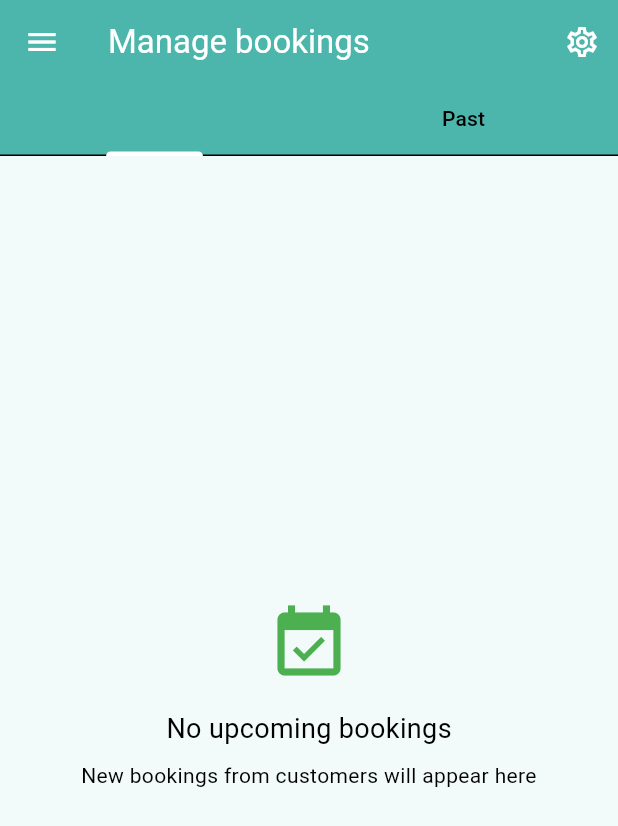
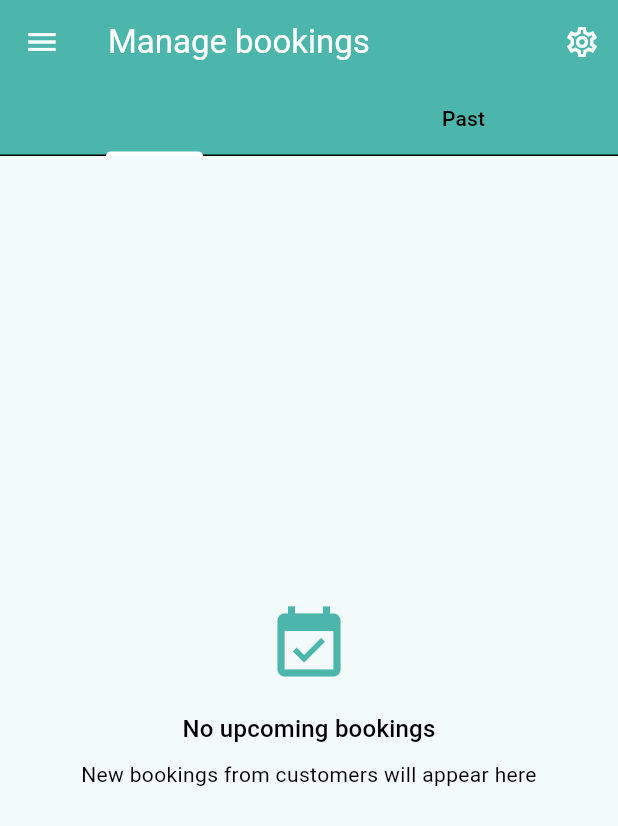
Before and after one commit to Zsolt-85/restorahub, a Flutter app: the ProfessionalBookingManagementPage screen opened by its route, on a phone screen of 412 x 824 dp. Shown: the top 826 px of the screen. Run offline on Flutter 3.47's test engine with Material 3 defaults, Android fonts, the phone set to English and light mode, and no system bars; our stand-ins replace cloud_firestore, firebase_auth, firebase_core, flutter_local_notifications, share_plus, shared_preferences and 1 more; missing offline and left inert: add_2_calendar; accounts and stored records are empty.

Commit message:
docs & refactor: update README progress tracker and finalize TD-011 / TD-004 implementation

```diff
--- a/lib/main.dart
+++ b/lib/main.dart
@@ -8,6 +8,7 @@ import 'repositories/user_repository.dart';
 import 'repositories/notification_repository.dart';
 import 'repositories/firestore_payment_repository.dart';
 import 'repositories/payment_repository.dart';
+import 'utils/app_logger.dart';
 import 'helpers/notification_schedule_helper.dart';
 import 'helpers/route_guard_helper.dart';
 import 'constants/routes.dart';
@@ -55,7 +56,7 @@ Future<void> main() async {
   await appointmentProvider.loadAppointments();
 
   if (appointmentProvider.error != null) {
-    debugPrint('Warning: initial appointments load failed: ${appointmentProvider.error}');
+    AppLogger.warning('Initial appointments load failed: ${appointmentProvider.error}');
   }
 
   final hasSession = await authProvider.restoreSession();
--- a/lib/pages/professional_booking_management_page.dart
+++ b/lib/pages/professional_booking_management_page.dart
@@ -5,8 +5,10 @@ import '../helpers/appointment_actions.dart';
 import '../models/appointment.dart';
 import '../providers/appointment_provider.dart';
 import '../providers/auth_provider.dart';
+import '../widgets/app_loading_indicator.dart';
 import '../widgets/appointment_card.dart';
 import '../widgets/app_drawer.dart';
+import '../widgets/empty_state_widget.dart';
 import 'settings_page.dart';
 
 class ProfessionalBookingManagementPage extends StatefulWidget {
@@ -91,7 +93,7 @@ class _ProfessionalBookingManagementPageState
 
   Widget _buildUpcoming(BuildContext context, AppointmentProvider apptProvider) {
     if (apptProvider.isLoading) {
-      return const Center(child: CircularProgressIndicator());
+      return const AppLoadingIndicator(message: 'Loading bookings...');
     }
 
     if (apptProvider.error != null) {
@@ -126,30 +128,10 @@ class _ProfessionalBookingManagementPageState
 
     final appointments = apptProvider.upcomingAppointments;
     if (appointments.isEmpty) {
-      return const Center(
-        child: Padding(
-          padding: EdgeInsets.all(24),
-          child: Column(
-            mainAxisSize: MainAxisSize.min,
-            children: [
-              Icon(
-                Icons.event_available,
-                size: 56,
-                color: Colors.green,
-              ),
-              SizedBox(height: 16),
-              Text(
-                'No upcoming bookings',
-                style: TextStyle(fontSize: 18),
-              ),
-              SizedBox(height: 8),
-              Text(
-                'New bookings from customers will appear here',
-                textAlign: TextAlign.center,
-              ),
-            ],
-          ),
-        ),
+      return const EmptyStateWidget(
+        icon: Icons.event_available,
+        title: 'No upcoming bookings',
+        subtitle: 'New bookings from customers will appear here',
       );
     }
 
@@ -177,7 +159,7 @@ class _ProfessionalBookingManagementPageState
 
   Widget _buildPast(BuildContext context, AppointmentProvider apptProvider) {
     if (apptProvider.isLoading) {
-      return const Center(child: CircularProgressIndicator());
+      return const AppLoadingIndicator(message: 'Loading bookings...');
     }
 
     if (apptProvider.error != null) {
@@ -212,30 +194,10 @@ class _ProfessionalBookingManagementPageState
 
     final appointments = apptProvider.pastAppointments;
     if (appointments.isEmpty) {
-      return const Center(
-        child: Padding(
-          padding: EdgeInsets.all(24),
-          child: Column(
-            mainAxisSize: MainAxisSize.min,
-            children: [
-              Icon(
-                Icons.history,
-                size: 56,
-                color: Colors.grey,
-              ),
-              SizedBox(height: 16),
-              Text(
-                'No past bookings',
-                style: TextStyle(fontSize: 18),
-              ),
-              SizedBox(height: 8),
-              Text(
-                'Completed and cancelled bookings will appear here',
-                textAlign: TextAlign.center,
-              ),
-            ],
-          ),
-        ),
+      return const EmptyStateWidget(
+        icon: Icons.history,
+        title: 'No past bookings',
+        subtitle: 'Completed and cancelled bookings will appear here',
       );
     }
 
--- a/lib/providers/appointment_provider.dart
+++ b/lib/providers/appointment_provider.dart
@@ -13,6 +13,7 @@ import '../repositories/firestore_booking_repository.dart';
 import '../repositories/user_repository.dart';
 import '../repositories/firestore_user_repository.dart';
 import '../repositories/notification_repository.dart';
+import '../utils/app_logger.dart';
 
 class AppointmentProvider extends ChangeNotifier {
   AppointmentProvider({
@@ -117,7 +118,7 @@ class AppointmentProvider extends ChangeNotifier {
     try {
       await _notificationRepository!.sendNotification(notification);
     } catch (e) {
-      debugPrint('AppointmentProvider._sendNotification error: $e');
+      AppLogger.error('AppointmentProvider._sendNotification error: $e');
     }
   }
 
@@ -427,7 +428,7 @@ class AppointmentProvider extends ChangeNotifier {
             scheduledTime: reminderTime,
           );
         } catch (e) {
-          debugPrint('Failed to schedule reminder: $e');
+          AppLogger.error('Failed to schedule reminder: $e');
         }
       }
     }
--- /dev/null
+++ b/lib/widgets/empty_state_widget.dart
@@ -0,0 +1,48 @@
+import 'package:flutter/material.dart';
+
+class EmptyStateWidget extends StatelessWidget {
+  const EmptyStateWidget({
+    super.key,
+    required this.icon,
+    required this.title,
+    required this.subtitle,
+    this.actionButton,
+  });
+
+  final IconData icon;
+  final String title;
+  final String subtitle;
+  final Widget? actionButton;
+
+  @override
+  Widget build(BuildContext context) {
+    final theme = Theme.of(context);
+    return Center(
+      child: Padding(
+        padding: const EdgeInsets.all(24),
+        child: Column(
+          mainAxisSize: MainAxisSize.min,
+          children: [
+            Icon(icon, size: 56, color: theme.colorScheme.primary),
+            const SizedBox(height: 16),
+            Text(
+              title,
+              style: theme.textTheme.titleMedium,
+              textAlign: TextAlign.center,
+            ),
+            const SizedBox(height: 8),
+            Text(
+              subtitle,
+              textAlign: TextAlign.center,
+              style: theme.textTheme.bodyMedium,
+            ),
+            if (actionButton != null) ...[
+              const SizedBox(height: 16),
+              actionButton!,
+            ],
+          ],
+        ),
+      ),
+    );
+  }
+}
```
Also changed, not shown: lib/pages/notifications_page.dart (+5 -15 lines), lib/pages/past_appointments_page.dart (+5 -15 lines), lib/pages/user_home_page.dart (+9 -27 lines), lib/providers/auth_provider.dart (+5 -4 lines), lib/providers/notification_provider.dart (+5 -4 lines), lib/providers/payment_provider.dart (+6 -6 lines), lib/repositories/firestore_booking_repository.dart (+12 -12 lines), lib/repositories/firestore_payment_repository.dart (+7 -13 lines), lib/repositories/firestore_user_repository.dart (+9 -9 lines), lib/repositories/notification_repository.dart (+5 -9 lines), lib/utils/app_logger.dart (added, +63 -0 lines), lib/widgets/app_loading_indicator.dart (added, +34 -0 lines), 3 other files.
